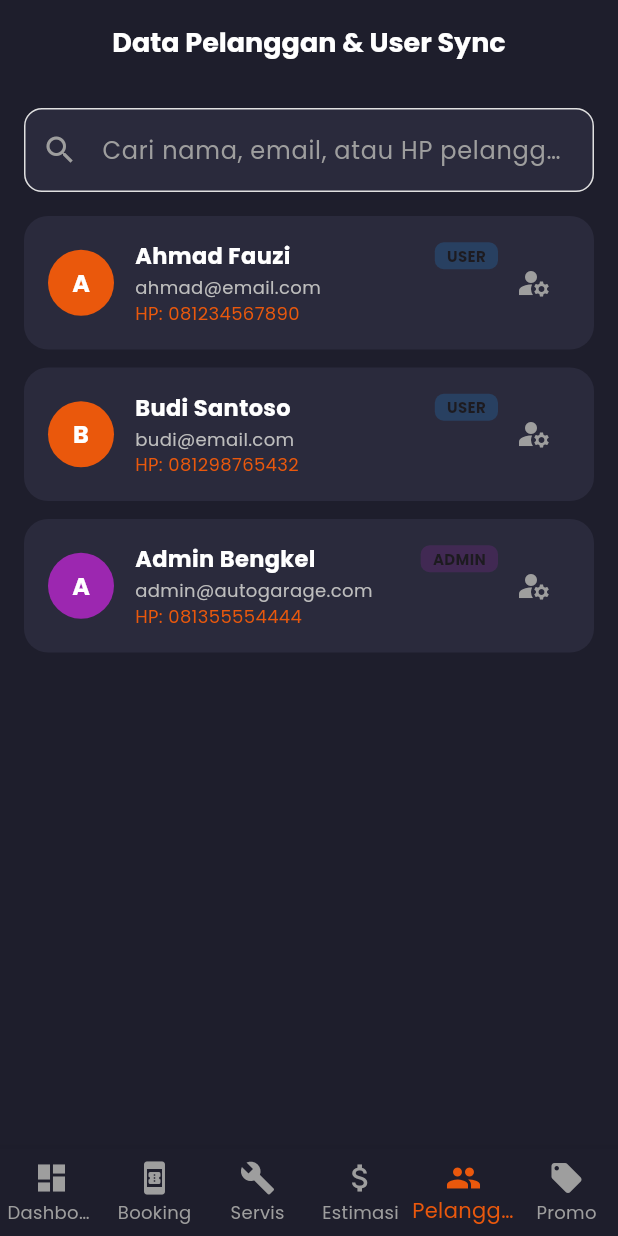
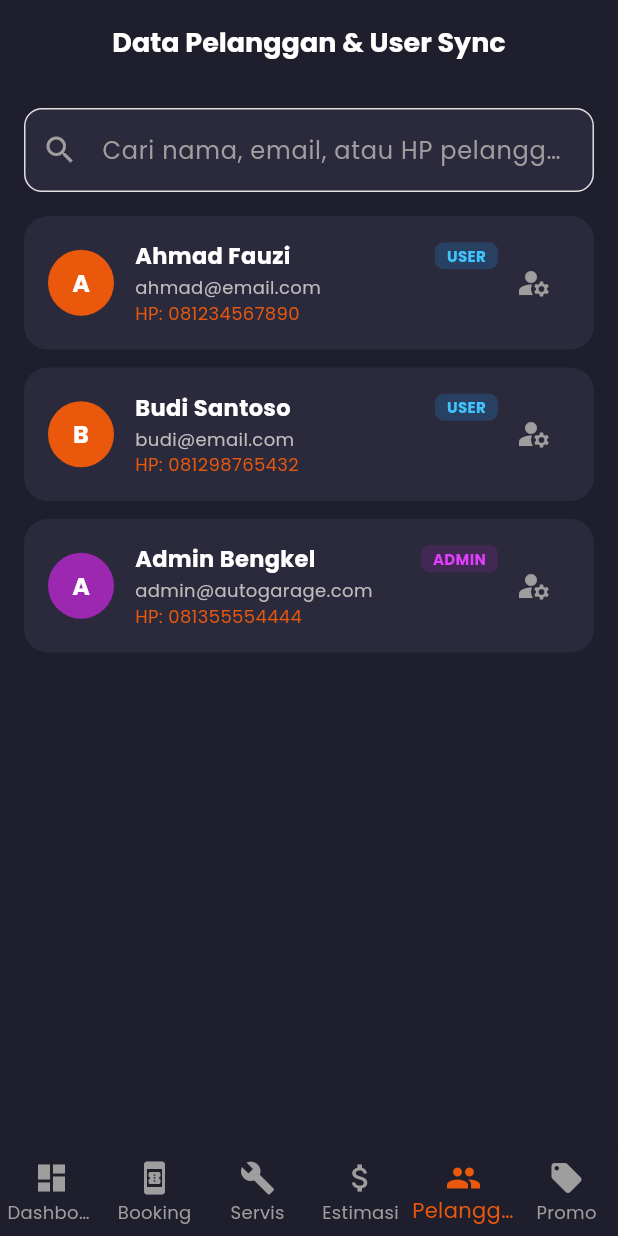
Before and after one commit to ifanagung3/201-AutoGarage, a Flutter app: the AdminPelangganScreen screen opened by its route, on a phone screen of 412 x 824 dp. Run offline on Flutter 3.47's test engine with Material 3 defaults, Android fonts, the phone set to English and light mode, and no system bars; our stand-ins replace cloud_firestore, firebase_auth, firebase_core, go_router, google_fonts, google_sign_in; accounts and stored records are empty.

Commit message:
FIX: Replaced invalid Colors.purpleLight with Colors.purpleAccent in admin_pelanggan_screen.dart to fix assembleDebug build compilation

```diff
--- a/lib/screens/admin/admin_pelanggan_screen.dart
+++ b/lib/screens/admin/admin_pelanggan_screen.dart
@@ -165,12 +165,12 @@ class _AdminPelangganScreenState extends State<AdminPelangganScreen> {
                                     Container(
                                       padding: const EdgeInsets.symmetric(horizontal: 8, vertical: 2),
                                       decoration: BoxDecoration(
-                                        color: isAdmin ? Colors.purple.withOpacity(0.2) : Colors.blue.withOpacity(0.2),
+                                        color: isAdmin ? Colors.purple.withValues(alpha: 0.2) : Colors.blue.withValues(alpha: 0.2),
                                         borderRadius: BorderRadius.circular(6),
                                       ),
                                       child: Text(
                                         u.role.toUpperCase(),
-                                        style: GoogleFonts.poppins(fontSize: 10, fontWeight: FontWeight.bold, color: isAdmin ? Colors.purpleLight : Colors.lightBlueAccent),
+                                        style: GoogleFonts.poppins(fontSize: 10, fontWeight: FontWeight.bold, color: isAdmin ? Colors.purpleAccent : Colors.lightBlueAccent),
                                       ),
                                     ),
                                   ],
```
